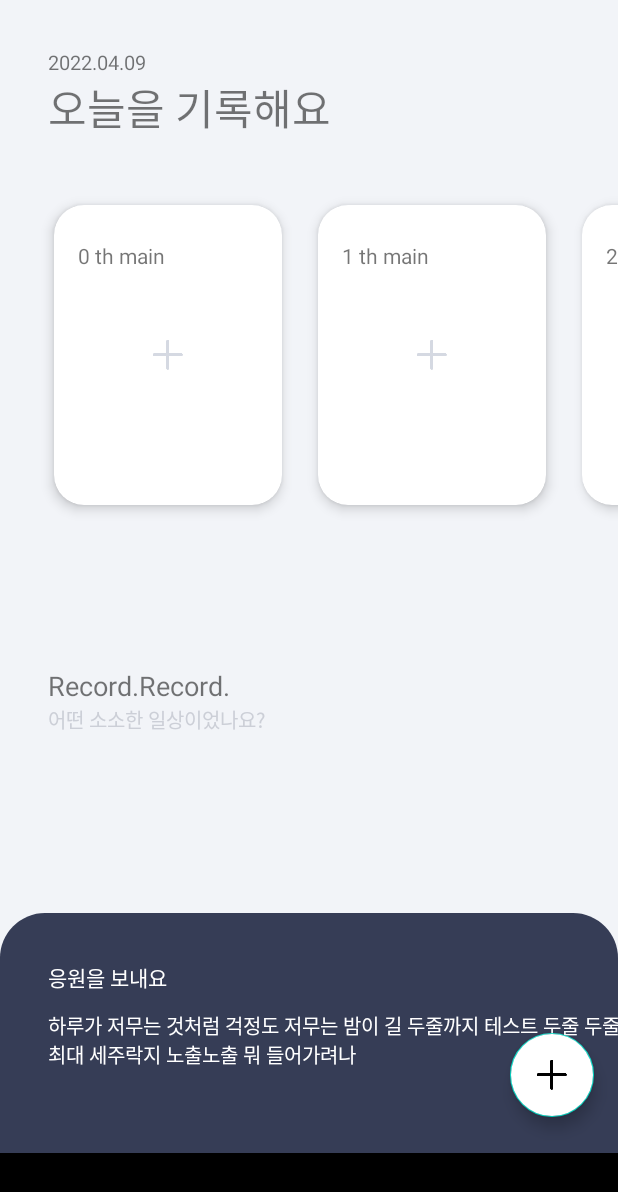
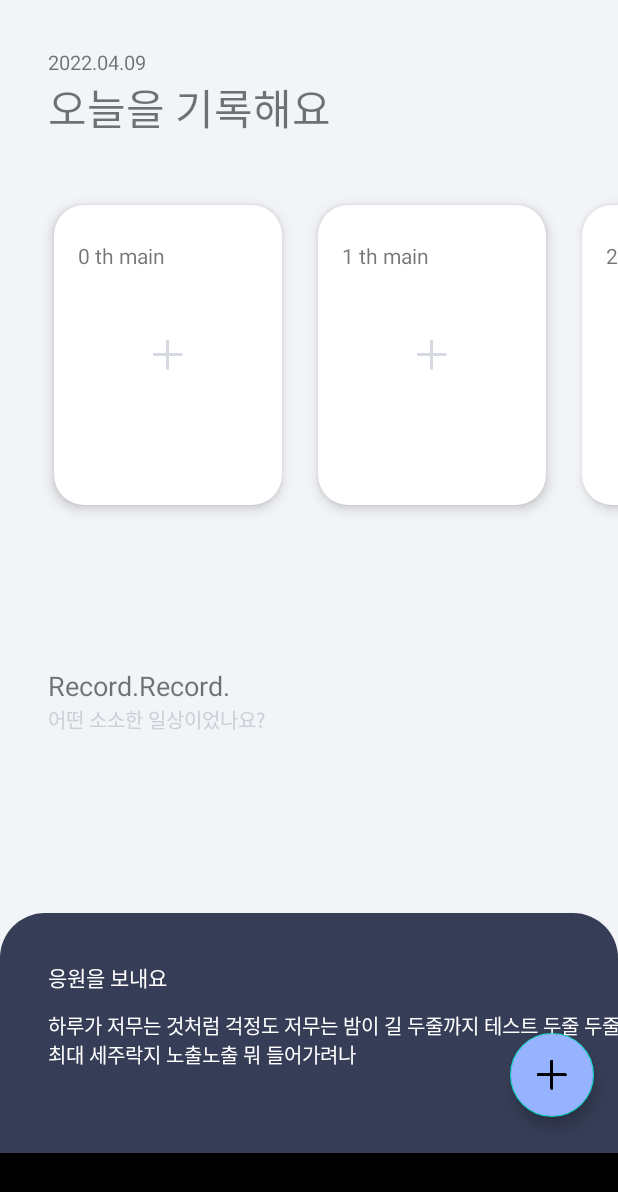
Before and after one commit to oyunseong/MongsilDiary, an Android app: the screen it shows after launch (MainActivity), on a phone screen of 412 x 824 dp. Shown: the top 1192 px of the screen. Run offline under Robolectric (Android 15) with nearby library versions, the phone set to English and light mode, and no system bars; 2 statements that could not run were skipped.

Commit message:
반투명 activity 추가

```diff
--- a/app/src/main/AndroidManifest.xml
+++ b/app/src/main/AndroidManifest.xml
@@ -9,6 +9,11 @@
         android:roundIcon="@mipmap/ic_launcher_round"
         android:supportsRtl="true"
         android:theme="@style/Theme.MongsilDiary">
+
+        <activity
+            android:name=".TranslucentActivity"
+            android:theme="@style/Transparent" />
+
         <activity
             android:name=".ui.main.MainActivity"
             android:exported="true">
--- a/app/src/main/res/layout/activity_main.xml
+++ b/app/src/main/res/layout/activity_main.xml
@@ -109,7 +109,7 @@
         android:layout_height="wrap_content"
         android:layout_marginEnd="16dp"
         android:layout_marginBottom="79dp"
-        android:backgroundTint="@color/white"
+        android:backgroundTint="#97b3ff"
         android:src="@drawable/ic_x_24_more"
         app:layout_constraintBottom_toBottomOf="parent"
         app:layout_constraintRight_toRightOf="parent" />
--- /dev/null
+++ b/app/src/main/res/layout/activity_translucent.xml
@@ -0,0 +1,6 @@
+<?xml version="1.0" encoding="utf-8"?>
+<RelativeLayout xmlns:android="http://schemas.android.com/apk/res/android"
+    android:id="@+id/translucentActivity"
+    android:layout_width="match_parent"
+    android:layout_height="match_parent"
+    android:background="@android:color/transparent" />
--- a/app/src/main/res/values/colors.xml
+++ b/app/src/main/res/values/colors.xml
@@ -8,4 +8,5 @@
     <color name="black">#FF000000</color>
     <color name="white">#FFFFFFFF</color>
     <color name="main_background">#f2f4f8</color>
+    <color name="transparent">#1A000000</color>
 </resources>
--- a/app/src/main/res/values/style.xml
+++ b/app/src/main/res/values/style.xml
@@ -12,4 +12,22 @@
         <item name="android:textSize">13sp</item>
     </style>
 
+    <style name="Transparent" parent="@style/Theme.AppCompat">
+        <!--Titlebar 없애는 옵션
+            true : Titlebar x
+            false : Titlebar o
+        -->
+        <item name="windowNoTitle">true</item>
+        <!-- 투명정도를 나타내는 색-->
+        <item name="android:windowBackground">@android:color/transparent</item>
+        <item name="android:colorBackgroundCacheHint">@null</item>
+        <item name="android:windowIsTranslucent">true</item>
+        <item name="android:windowAnimationStyle">@android:style/Animation</item>
+        <!--
+        android:backgroundDimEnabled
+        true - 반투명 검정 /  false - 완전 투명
+        -->
+        <item name="android:backgroundDimEnabled">true</item>
+    </style>
+
 </resources>
```
Also changed, not shown: app/src/main/java/com/mongsil/mongsildiary/TranslucentActivity.kt (added, +23 -0 lines), app/src/main/java/com/mongsil/mongsildiary/ui/main/MainActivity.kt (+13 -5 lines).
